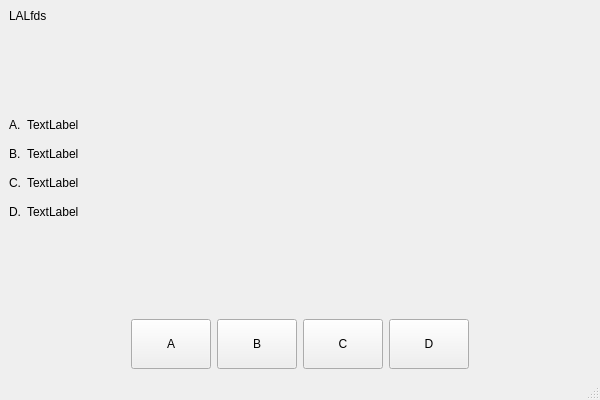
Paul92/Quizzzer, file src/client/question.ui: the form before one commit.
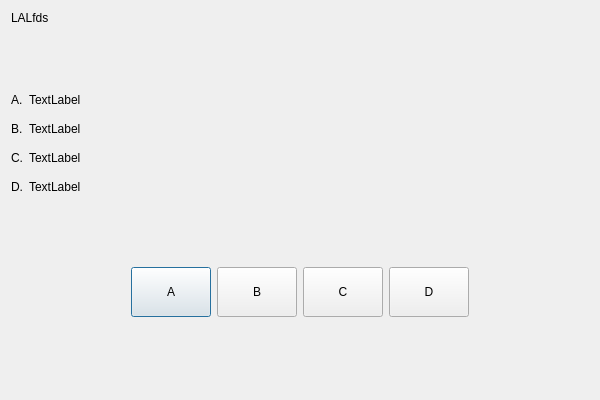
The form after the commit.

Commit message: Finished question handling

```diff
--- a/src/client/question.ui
+++ b/src/client/question.ui
@@ -1,7 +1,7 @@
 <?xml version="1.0" encoding="UTF-8"?>
 <ui version="4.0">
  <class>QuestionWindow</class>
- <widget class="QMainWindow" name="QuestionWindow">
+ <widget class="QDialog" name="QuestionWindow">
   <property name="geometry">
    <rect>
     <x>0</x>
@@ -13,7 +13,8 @@
   <property name="windowTitle">
    <string>QuizzGame</string>
   </property>
-  <widget class="QWidget" name="centralwidget">
+  <layout class="QGridLayout" name="gridLayout_3">
+   <item row="0" column="0">
    <layout class="QGridLayout" name="gridLayout_2">
     <item row="0" column="0">
      <layout class="QVBoxLayout" name="verticalLayout">
@@ -198,21 +199,31 @@
         </item>
        </layout>
       </item>
+       <item>
+        <spacer name="verticalSpacer_3">
+         <property name="orientation">
+          <enum>Qt::Vertical</enum>
+         </property>
+         <property name="sizeHint" stdset="0">
+          <size>
+           <width>20</width>
+           <height>40</height>
+          </size>
+         </property>
+        </spacer>
+       </item>
+       <item>
+        <layout class="QHBoxLayout" name="scoreBoardLayout">
+         <property name="bottomMargin">
+          <number>10</number>
+         </property>
      </layout>
     </item>
    </layout>
-  </widget>
-  <widget class="QMenuBar" name="menubar">
-   <property name="geometry">
-    <rect>
-     <x>0</x>
-     <y>0</y>
-     <width>600</width>
-     <height>20</height>
-    </rect>
-   </property>
-  </widget>
-  <widget class="QStatusBar" name="statusbar"/>
+     </item>
+    </layout>
+   </item>
+  </layout>
  </widget>
  <resources/>
  <connections/>
```
Left out of the diff: 18 changed lines with no effect on the pictures. Lines whose indentation alone changed are shown as unchanged. The commit also changes 19 other files.
